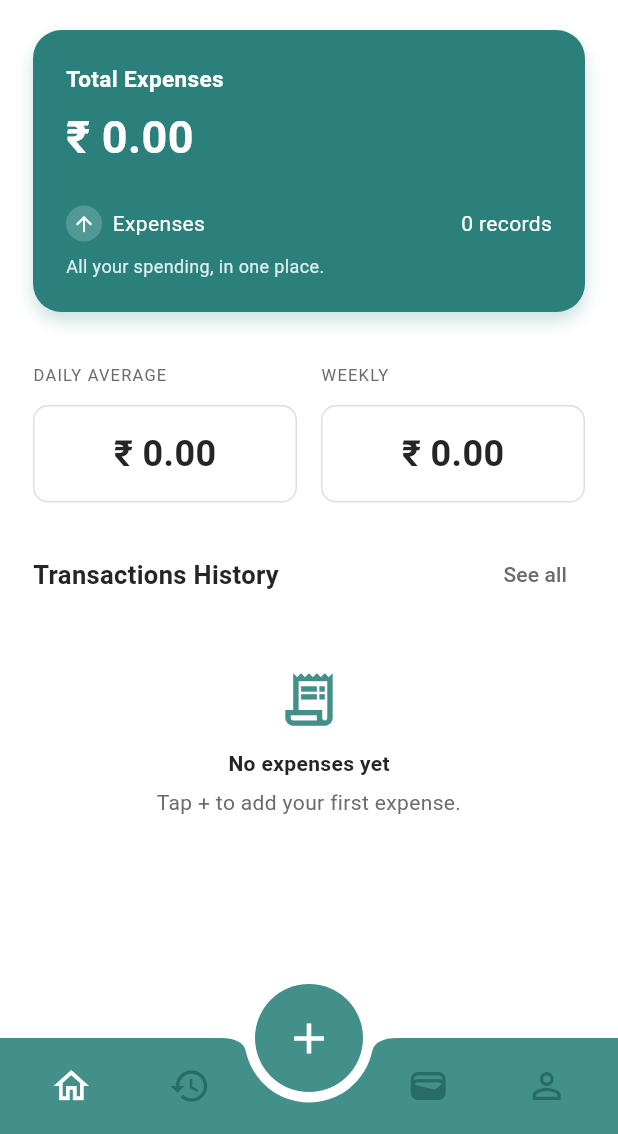
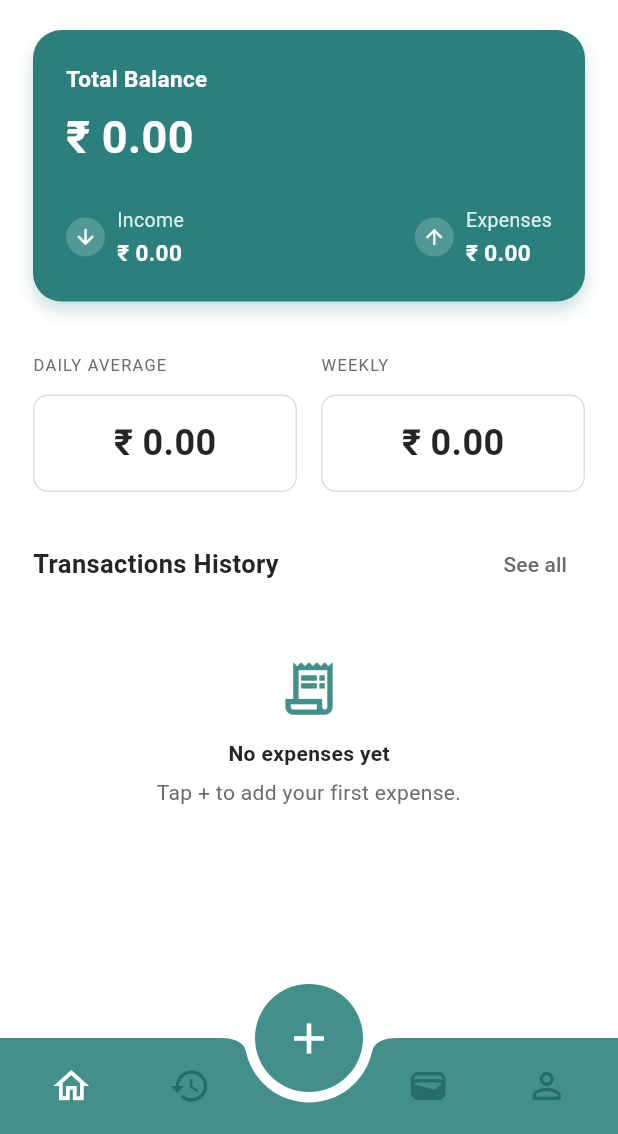
Before and after one commit to aslahkp01/Expenzia, a Flutter app: the screen it shows after launch, after a tap on "Get Started", on a phone screen of 412 x 824 dp, the part 102-1236 px from its top. Run offline on Flutter 3.47's test engine with Material 3 defaults, Android fonts, the light colour scheme and no system bars; our stand-ins replace image_picker, sqflite, sqflite_common_ffi_web; accounts and stored records are empty.

Commit message:
Display Income and Expenses side-by-side in BalanceCard

```diff
--- a/lib/widgets/balance_card.dart
+++ b/lib/widgets/balance_card.dart
@@ -17,21 +17,16 @@ class BalanceCard extends StatelessWidget {
   final int totalIncomePaise;
   final int netBalancePaise;
 
-  bool get _hasIncome => totalIncomePaise > 0;
-  String get _headline => !_hasIncome
-      ? formatMoney(totalPaise)
-      : '${netBalancePaise < 0 ? '- ' : ''}${formatMoney(netBalancePaise.abs())}';
+  String get _headline {
+    final balance = totalIncomePaise > 0 || netBalancePaise != 0
+        ? netBalancePaise
+        : (totalPaise > 0 ? -totalPaise : 0);
+    final sign = balance < 0 ? '- ' : '';
+    return '$sign${formatMoney(balance.abs())}';
+  }
 
   @override
-  Widget build(BuildContext context) {
-    final label = _hasIncome
-        ? 'Income: +${formatMoney(totalIncomePaise)}'
-        : 'Expenses';
-    final sub = _hasIncome
-        ? 'Expenses: -${formatMoney(totalPaise)}'
-        : 'All your spending, in one place.';
-    final icon = _hasIncome ? Icons.wallet : Icons.arrow_upward;
-    return Container(
+  Widget build(BuildContext context) => Container(
     padding: const EdgeInsets.all(22),
     decoration: BoxDecoration(
       color: AppColors.teal,
@@ -47,9 +42,9 @@ class BalanceCard extends StatelessWidget {
     child: Column(
       crossAxisAlignment: CrossAxisAlignment.start,
       children: [
-          Text(
-            _hasIncome ? 'Total Balance' : 'Total Expenses',
-            style: const TextStyle(
+        const Text(
+          'Total Balance',
+          style: TextStyle(
             color: Colors.white,
             fontSize: 15,
             fontWeight: FontWeight.w600,
@@ -68,14 +63,22 @@ class BalanceCard extends StatelessWidget {
           ),
         ),
         const SizedBox(height: 24),
-          BalanceCardRow(label: label, count: count, icon: icon),
-          const SizedBox(height: 8),
-          Text(
-            sub,
-            style: const TextStyle(color: Color(0xFFD9EEEE), fontSize: 12),
+        Row(
+          mainAxisAlignment: MainAxisAlignment.spaceBetween,
+          children: [
+            BalanceItem(
+              label: 'Income',
+              amount: formatMoney(totalIncomePaise),
+              icon: Icons.arrow_downward,
+            ),
+            BalanceItem(
+              label: 'Expenses',
+              amount: formatMoney(totalPaise),
+              icon: Icons.arrow_upward,
+            ),
+          ],
         ),
       ],
     ),
   );
 }
-}
--- a/lib/widgets/balance_card_row.dart
+++ b/lib/widgets/balance_card_row.dart
@@ -1,37 +1,44 @@
 import 'package:flutter/material.dart';
 
-class BalanceCardRow extends StatelessWidget {
-  const BalanceCardRow({
+class BalanceItem extends StatelessWidget {
+  const BalanceItem({
     super.key,
     required this.label,
-    required this.count,
+    required this.amount,
     required this.icon,
   });
   final String label;
-  final int count;
+  final String amount;
   final IconData icon;
 
   @override
   Widget build(BuildContext context) => Row(
-    mainAxisAlignment: MainAxisAlignment.spaceBetween,
+    mainAxisSize: MainAxisSize.min,
     children: [
-      Row(
+      CircleAvatar(
+        radius: 13,
+        backgroundColor: const Color(0xFF529995),
+        child: Icon(icon, color: Colors.white, size: 16),
+      ),
+      const SizedBox(width: 8),
+      Column(
+        crossAxisAlignment: CrossAxisAlignment.start,
+        mainAxisSize: MainAxisSize.min,
         children: [
-          CircleAvatar(
-            radius: 12,
-            backgroundColor: const Color(0xFF529995),
-            child: Icon(icon, color: Colors.white, size: 16),
-          ),
-          const SizedBox(width: 7),
           Text(
             label,
-            style: const TextStyle(color: Colors.white, fontSize: 14),
+            style: const TextStyle(color: Color(0xFFD9EEEE), fontSize: 13),
+          ),
+          const SizedBox(height: 2),
+          Text(
+            amount,
+            style: const TextStyle(
+              color: Colors.white,
+              fontSize: 15,
+              fontWeight: FontWeight.w600,
+            ),
           ),
         ],
-      ),
-      Text(
-        '$count ${count == 1 ? 'record' : 'records'}',
-        style: const TextStyle(color: Colors.white),
       ),
     ],
   );
```
Lines whose indentation alone changed are shown as unchanged.
